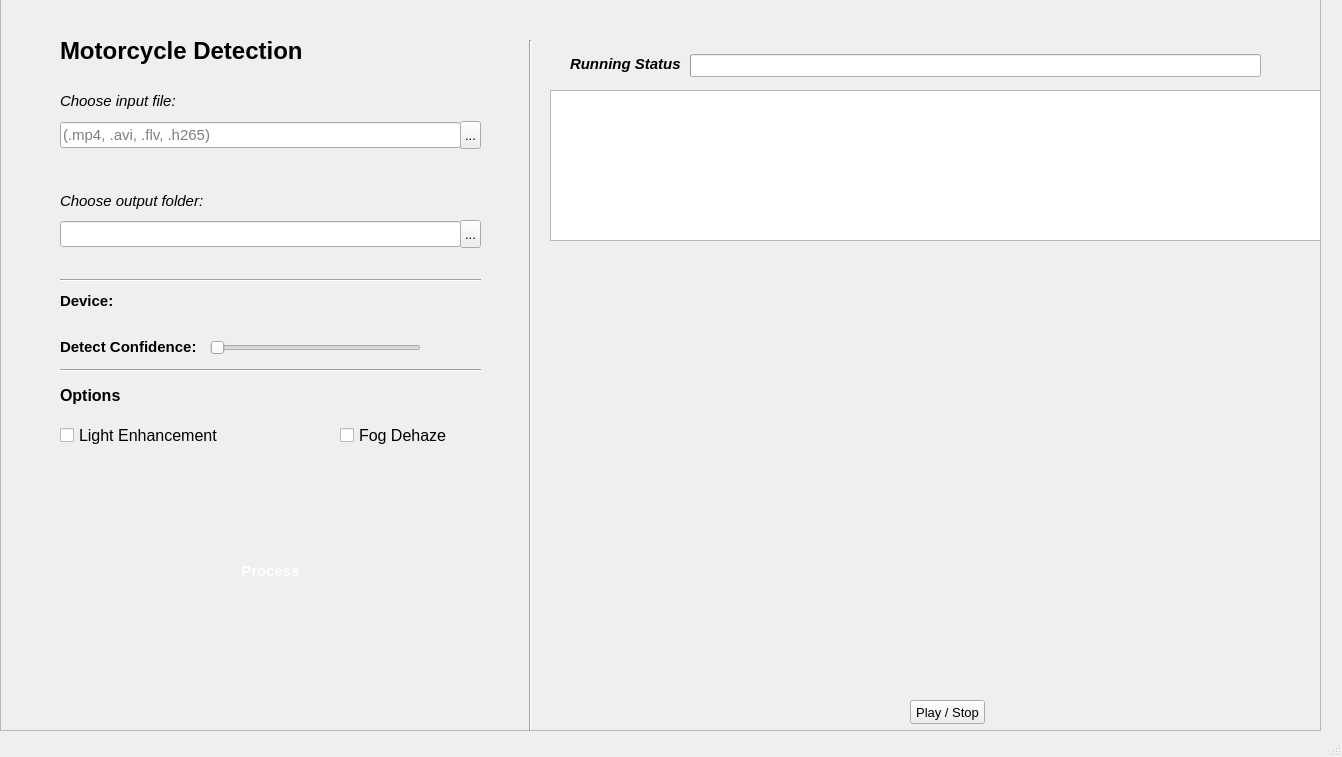
Qt form src/view/home_page.ui (BKAI-Team-Thay-Linh/BKAI-Demo-Motorbike-PyQT) before a commit.
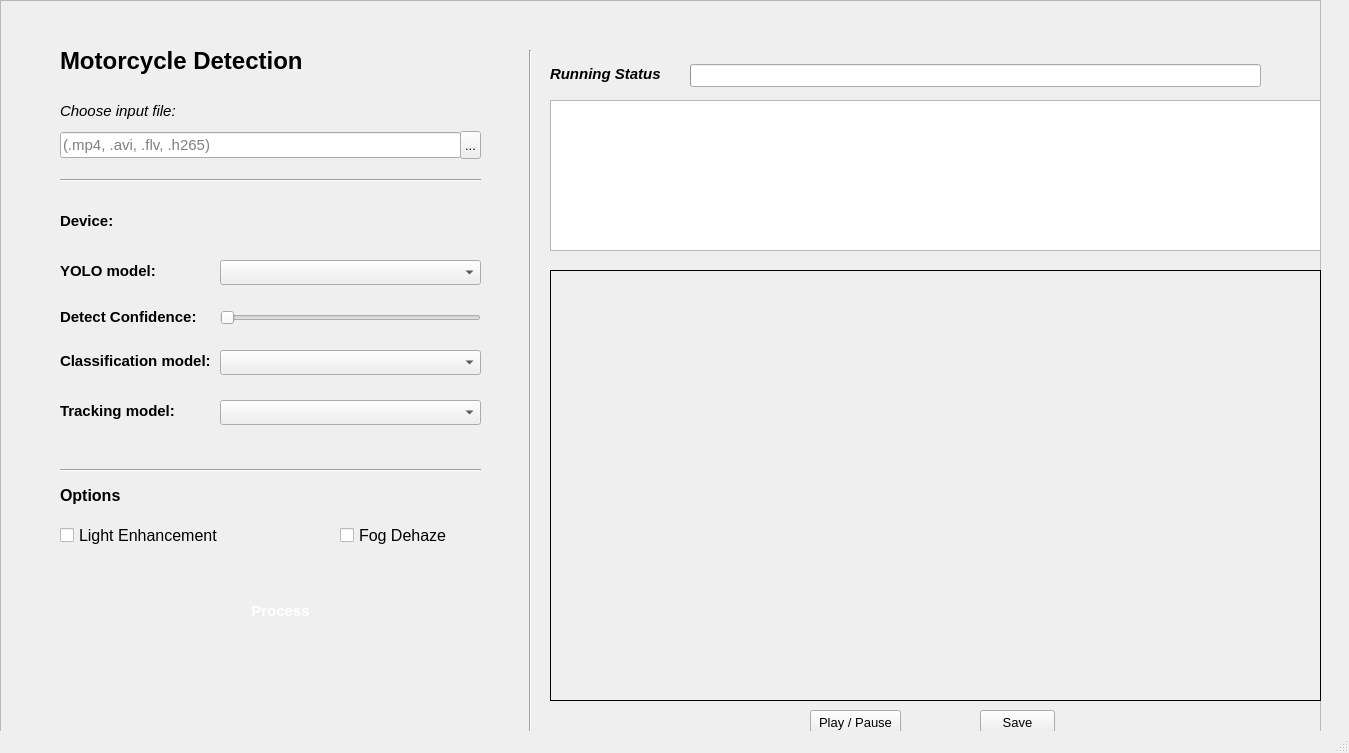
The same form after that commit. Icons and pictures are not drawn.

```diff
--- a/src/view/home_page.ui
+++ b/src/view/home_page.ui
@@ -6,8 +6,8 @@
    <rect>
     <x>0</x>
     <y>0</y>
-    <width>1342</width>
-    <height>757</height>
+    <width>1349</width>
+    <height>753</height>
    </rect>
   </property>
   <property name="windowTitle">
@@ -18,7 +18,7 @@
     <property name="geometry">
      <rect>
       <x>0</x>
-      <y>-10</y>
+      <y>0</y>
       <width>1321</width>
       <height>741</height>
      </rect>
@@ -90,7 +90,7 @@
     <widget class="QLabel" name="label_6">
      <property name="geometry">
       <rect>
-       <x>570</x>
+       <x>550</x>
        <y>53</y>
        <width>111</width>
        <height>41</height>
@@ -188,92 +188,11 @@
       <string>(.mp4, .avi, .flv, .h265)</string>
      </property>
     </widget>
-    <widget class="QLabel" name="label_8">
-     <property name="geometry">
-      <rect>
-       <x>60</x>
-       <y>190</y>
-       <width>161</width>
-       <height>41</height>
-      </rect>
-     </property>
-     <property name="font">
-      <font>
-       <pointsize>11</pointsize>
-       <italic>true</italic>
-       <bold>false</bold>
-      </font>
-     </property>
-     <property name="text">
-      <string>Choose output folder:</string>
-     </property>
-    </widget>
-    <widget class="QToolButton" name="output_button">
-     <property name="geometry">
-      <rect>
-       <x>460</x>
-       <y>230</y>
-       <width>21</width>
-       <height>28</height>
-      </rect>
-     </property>
-     <property name="toolTip">
-      <string>
-                            &lt;html&gt;&lt;head/&gt;&lt;body&gt;&lt;p&gt;&lt;br/&gt;&lt;/p&gt;&lt;/body&gt;&lt;/html&gt;</string>
-     </property>
-     <property name="toolTipDuration">
-      <number>-3</number>
-     </property>
-     <property name="whatsThis">
-      <string>
-                            &lt;html&gt;&lt;head/&gt;&lt;body&gt;&lt;p&gt;&lt;br/&gt;&lt;/p&gt;&lt;/body&gt;&lt;/html&gt;</string>
-     </property>
-     <property name="styleSheet">
-      <string notr="true"/>
-     </property>
-     <property name="text">
-      <string>...</string>
-     </property>
-    </widget>
-    <widget class="QLineEdit" name="output_lineEdit">
-     <property name="geometry">
-      <rect>
-       <x>60</x>
-       <y>231</y>
-       <width>401</width>
-       <height>26</height>
-      </rect>
-     </property>
-     <property name="font">
-      <font>
-       <pointsize>11</pointsize>
-      </font>
-     </property>
-     <property name="cursor">
-      <cursorShape>IBeamCursor</cursorShape>
-     </property>
-     <property name="toolTip">
-      <string>
-                            &lt;html&gt;&lt;head/&gt;&lt;body&gt;&lt;p&gt;&lt;br/&gt;&lt;/p&gt;&lt;/body&gt;&lt;/html&gt;</string>
-     </property>
-     <property name="styleSheet">
-      <string notr="true"/>
-     </property>
-     <property name="text">
-      <string/>
-     </property>
-     <property name="readOnly">
-      <bool>true</bool>
-     </property>
-     <property name="placeholderText">
-      <string/>
-     </property>
-    </widget>
     <widget class="QPushButton" name="process_button">
      <property name="geometry">
       <rect>
-       <x>220</x>
-       <y>560</y>
+       <x>230</x>
+       <y>590</y>
        <width>101</width>
        <height>41</height>
       </rect>
@@ -332,7 +251,7 @@
      <property name="geometry">
       <rect>
        <x>60</x>
-       <y>280</y>
+       <y>170</y>
        <width>421</width>
        <height>20</height>
       </rect>
@@ -358,7 +277,7 @@
      <property name="geometry">
       <rect>
        <x>60</x>
-       <y>290</y>
+       <y>200</y>
        <width>421</width>
        <height>41</height>
       </rect>
@@ -377,9 +296,9 @@
     <widget class="QSlider" name="conf_slide">
      <property name="geometry">
       <rect>
-       <x>210</x>
-       <y>350</y>
-       <width>211</width>
+       <x>220</x>
+       <y>310</y>
+       <width>261</width>
        <height>16</height>
       </rect>
      </property>
@@ -394,7 +313,7 @@
      <property name="geometry">
       <rect>
        <x>60</x>
-       <y>336</y>
+       <y>296</y>
        <width>141</width>
        <height>41</height>
       </rect>
@@ -434,7 +353,7 @@
      <property name="geometry">
       <rect>
        <x>60</x>
-       <y>430</y>
+       <y>520</y>
        <width>161</width>
        <height>31</height>
       </rect>
@@ -452,7 +371,7 @@
      <property name="geometry">
       <rect>
        <x>60</x>
-       <y>390</y>
+       <y>480</y>
        <width>91</width>
        <height>31</height>
       </rect>
@@ -467,24 +386,11 @@
       <string>Options</string>
      </property>
     </widget>
-    <widget class="Line" name="line_3">
-     <property name="geometry">
-      <rect>
-       <x>60</x>
-       <y>370</y>
-       <width>421</width>
-       <height>20</height>
-      </rect>
-     </property>
-     <property name="orientation">
-      <enum>Qt::Horizontal</enum>
-     </property>
-    </widget>
     <widget class="QCheckBox" name="opt_fog_dehaze">
      <property name="geometry">
       <rect>
        <x>340</x>
-       <y>430</y>
+       <y>520</y>
        <width>131</width>
        <height>31</height>
       </rect>
@@ -507,18 +413,137 @@
        <height>431</height>
       </rect>
      </property>
+     <property name="styleSheet">
+      <string notr="true">border: 1px solid black</string>
+     </property>
     </widget>
     <widget class="QPushButton" name="pushButton">
      <property name="geometry">
       <rect>
-       <x>910</x>
+       <x>810</x>
+       <y>710</y>
+       <width>91</width>
+       <height>24</height>
+      </rect>
+     </property>
+     <property name="text">
+      <string>Play / Pause</string>
+     </property>
+    </widget>
+    <widget class="Line" name="line_4">
+     <property name="geometry">
+      <rect>
+       <x>60</x>
+       <y>460</y>
+       <width>421</width>
+       <height>20</height>
+      </rect>
+     </property>
+     <property name="orientation">
+      <enum>Qt::Horizontal</enum>
+     </property>
+    </widget>
+    <widget class="QLabel" name="device_label_2">
+     <property name="geometry">
+      <rect>
+       <x>60</x>
+       <y>250</y>
+       <width>101</width>
+       <height>41</height>
+      </rect>
+     </property>
+     <property name="font">
+      <font>
+       <pointsize>11</pointsize>
+       <italic>false</italic>
+       <bold>true</bold>
+      </font>
+     </property>
+     <property name="text">
+      <string>YOLO model:</string>
+     </property>
+    </widget>
+    <widget class="QComboBox" name="yolo_combobox">
+     <property name="geometry">
+      <rect>
+       <x>220</x>
+       <y>260</y>
+       <width>261</width>
+       <height>25</height>
+      </rect>
+     </property>
+    </widget>
+    <widget class="QLabel" name="device_label_3">
+     <property name="geometry">
+      <rect>
+       <x>60</x>
+       <y>340</y>
+       <width>151</width>
+       <height>41</height>
+      </rect>
+     </property>
+     <property name="font">
+      <font>
+       <pointsize>11</pointsize>
+       <italic>false</italic>
+       <bold>true</bold>
+      </font>
+     </property>
+     <property name="text">
+      <string>Classification model:</string>
+     </property>
+    </widget>
+    <widget class="QComboBox" name="classify_combobox">
+     <property name="geometry">
+      <rect>
+       <x>220</x>
+       <y>350</y>
+       <width>261</width>
+       <height>25</height>
+      </rect>
+     </property>
+    </widget>
+    <widget class="QComboBox" name="tracking_combobox">
+     <property name="geometry">
+      <rect>
+       <x>220</x>
+       <y>400</y>
+       <width>261</width>
+       <height>25</height>
+      </rect>
+     </property>
+    </widget>
+    <widget class="QLabel" name="device_label_4">
+     <property name="geometry">
+      <rect>
+       <x>60</x>
+       <y>390</y>
+       <width>151</width>
+       <height>41</height>
+      </rect>
+     </property>
+     <property name="font">
+      <font>
+       <pointsize>11</pointsize>
+       <italic>false</italic>
+       <bold>true</bold>
+      </font>
+     </property>
+     <property name="text">
+      <string>Tracking model:</string>
+     </property>
+    </widget>
+    <widget class="QPushButton" name="save_video_button">
+     <property name="geometry">
+      <rect>
+       <x>980</x>
        <y>710</y>
        <width>75</width>
        <height>24</height>
       </rect>
      </property>
      <property name="text">
-      <string>Play / Stop</string>
+      <string>Save</string>
      </property>
     </widget>
    </widget>
```
Left out of the diff: 2 changed lines with no effect on the pictures.
